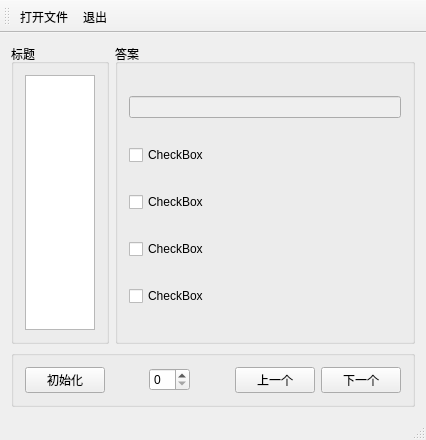
The window that Answer/QtApp/MainWindow.ui (ml0042993/PyQt5) describes before a commit, drawn with Qt 5.
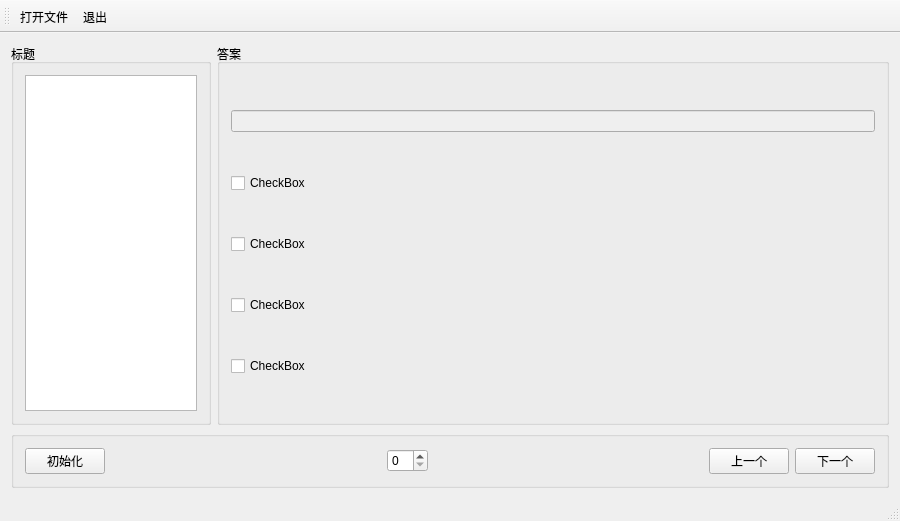
The same window after the commit. Icons and pictures are not drawn.

```diff
--- a/Answer/QtApp/MainWindow.ui
+++ b/Answer/QtApp/MainWindow.ui
@@ -6,10 +6,22 @@
    <rect>
     <x>0</x>
     <y>0</y>
-    <width>417</width>
-    <height>435</height>
+    <width>900</width>
+    <height>521</height>
    </rect>
   </property>
+  <property name="minimumSize">
+   <size>
+    <width>900</width>
+    <height>500</height>
+   </size>
+  </property>
+  <property name="baseSize">
+   <size>
+    <width>900</width>
+    <height>500</height>
+   </size>
+  </property>
   <property name="windowTitle">
    <string>MainWindow</string>
   </property>
```
Left out of the diff: 2 changed lines with no effect on the pictures.
